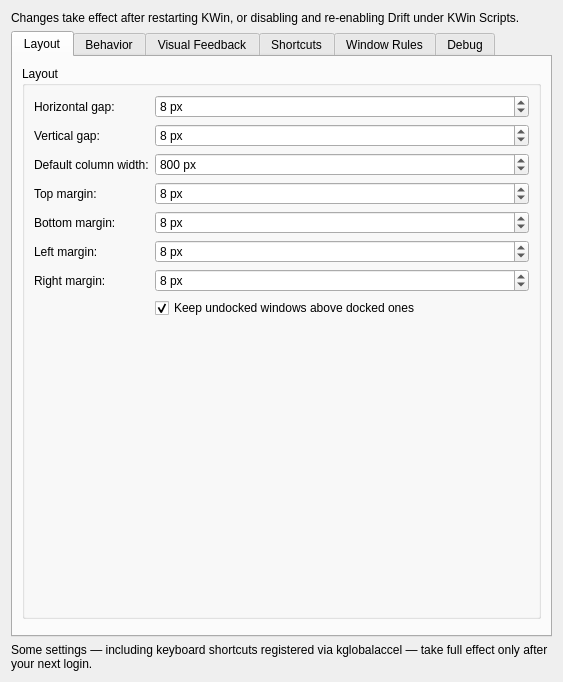
First picture: the form in drift/ui/config.ui, repository epicodic/drift, before the edit.
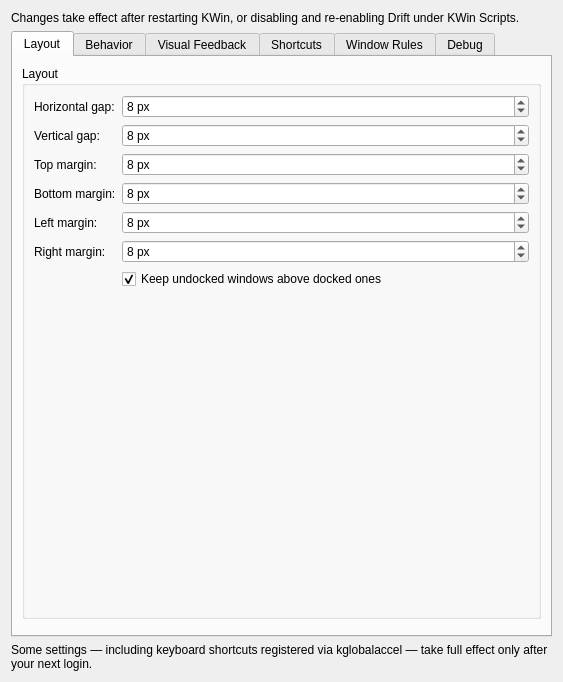
Second picture: the form after the edit.

Commit message: remove default column width

The edit to the form file:
```diff
--- a/drift/ui/config.ui
+++ b/drift/ui/config.ui
@@ -79,39 +79,13 @@
                                             </widget>
                                         </item>
                                         <item row="2" column="0">
-                                            <widget class="QLabel" name="label_defaultColumnWidth">
-                                                <property name="text">
-                                                    <string>Default column width:</string>
-                                                </property>
-                                            </widget>
-                                        </item>
-                                        <item row="2" column="1">
-                                            <widget class="QSpinBox" name="kcfg_defaultColumnWidth">
-                                                <property name="toolTip">
-                                                    <string>Width given to a newly opened window's column</string>
-                                                </property>
-                                                <property name="suffix">
-                                                    <string> px</string>
-                                                </property>
-                                                <property name="minimum">
-                                                    <number>100</number>
-                                                </property>
-                                                <property name="maximum">
-                                                    <number>9999</number>
-                                                </property>
-                                                <property name="value">
-                                                    <number>800</number>
-                                                </property>
-                                            </widget>
-                                        </item>
-                                        <item row="3" column="0">
                                             <widget class="QLabel" name="label_topMargin">
                                                 <property name="text">
                                                     <string>Top margin:</string>
                                                 </property>
                                             </widget>
                                         </item>
-                                        <item row="3" column="1">
+                                        <item row="2" column="1">
                                             <widget class="QSpinBox" name="kcfg_topMargin">
                                                 <property name="toolTip">
                                                     <string>Space reserved at the top of the screen</string>
@@ -127,14 +101,14 @@
                                                 </property>
                                             </widget>
                                         </item>
-                                        <item row="4" column="0">
+                                        <item row="3" column="0">
                                             <widget class="QLabel" name="label_bottomMargin">
                                                 <property name="text">
                                                     <string>Bottom margin:</string>
                                                 </property>
                                             </widget>
                                         </item>
-                                        <item row="4" column="1">
+                                        <item row="3" column="1">
                                             <widget class="QSpinBox" name="kcfg_bottomMargin">
                                                 <property name="toolTip">
                                                     <string>Space reserved at the bottom of the screen</string>
@@ -150,14 +124,14 @@
                                                 </property>
                                             </widget>
                                         </item>
-                                        <item row="5" column="0">
+                                        <item row="4" column="0">
                                             <widget class="QLabel" name="label_leftMargin">
                                                 <property name="text">
                                                     <string>Left margin:</string>
                                                 </property>
                                             </widget>
                                         </item>
-                                        <item row="5" column="1">
+                                        <item row="4" column="1">
                                             <widget class="QSpinBox" name="kcfg_leftMargin">
                                                 <property name="toolTip">
                                                     <string>Space reserved at the left of the screen</string>
@@ -173,14 +147,14 @@
                                                 </property>
                                             </widget>
                                         </item>
-                                        <item row="6" column="0">
+                                        <item row="5" column="0">
                                             <widget class="QLabel" name="label_rightMargin">
                                                 <property name="text">
                                                     <string>Right margin:</string>
                                                 </property>
                                             </widget>
                                         </item>
-                                        <item row="6" column="1">
+                                        <item row="5" column="1">
                                             <widget class="QSpinBox" name="kcfg_rightMargin">
                                                 <property name="toolTip">
                                                     <string>Space reserved at the right of the screen</string>
@@ -196,7 +170,7 @@
                                                 </property>
                                             </widget>
                                         </item>
-                                        <item row="7" column="1">
+                                        <item row="6" column="1">
                                             <widget class="QCheckBox" name="kcfg_undockKeepAbove">
                                                 <property name="toolTip">
                                                     <string>Keep an undocked (floating) window above still-docked windows</string>
```
The commit also changes 8 other files.
